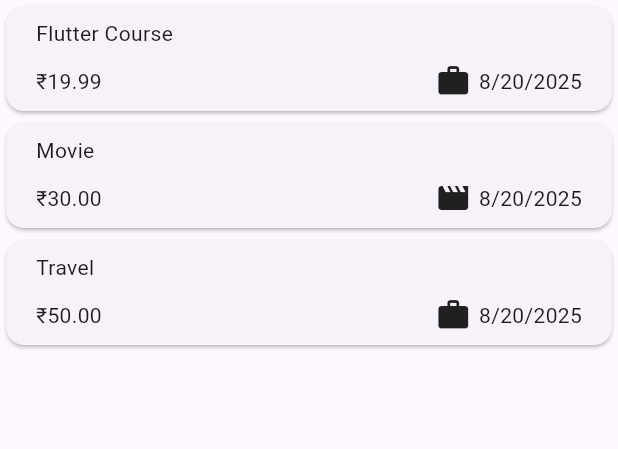
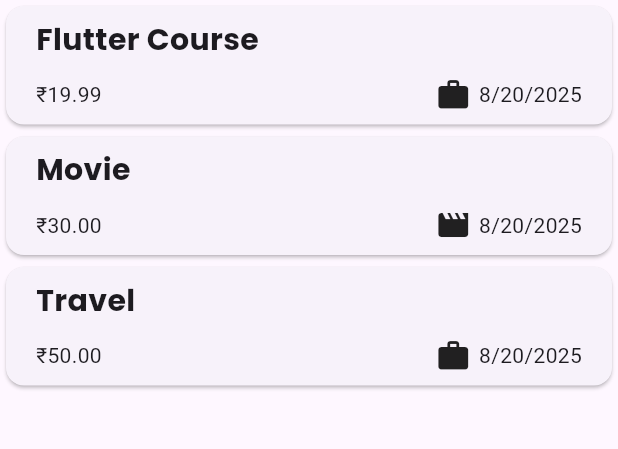
Before and after one commit to prashantmanna/expense_tracker, a Flutter app: the screen it shows after launch, on a phone screen of 412 x 824 dp, the part 84-533 px from its top. Run offline on Flutter 3.47's test engine with Material 3 defaults, Android fonts, the phone set to English and light mode, and no system bars; our stand-ins replace google_fonts.

```diff
--- a/lib/expenses_list/Expenses.dart
+++ b/lib/expenses_list/Expenses.dart
@@ -2,8 +2,8 @@ import 'package:flutter/material.dart';
 import 'package:expense_tracker/models/Expense.dart';
 import 'package:expense_tracker/expenses_list/Expenses_List.dart';
 import 'package:google_fonts/google_fonts.dart';
+import 'new_expense.dart';
 
-import 'new_expense.dart';
 
 class Expenses extends StatefulWidget {
   const Expenses({super.key});
@@ -37,7 +37,10 @@ class _Expenses extends State<Expenses> {
   ];
 
   void _addExpense(){
-    showModalBottomSheet(context: context, builder: (ctx) => NewExpense(onAddExpense: _addExpenses));
+    showModalBottomSheet(
+        isScrollControlled: true,
+        context: context, builder: (ctx) => NewExpense(onAddExpense: _addExpenses));
+
   }
 
   void _addExpenses(Expense expense) {
@@ -46,9 +49,41 @@ class _Expenses extends State<Expenses> {
     });
   }
 
+  void removeExpense(Expense expense){
+    final expenseIndex = _registeredExpenses.indexOf(expense);
+    setState(() {
+      _registeredExpenses.remove(expense);
+    });
+
+    ScaffoldMessenger.of(context).clearSnackBars();
+    ScaffoldMessenger.of(context).showSnackBar(
+      SnackBar(content: Text("Expense Deleted Successfully !!"),
+      duration: Duration(seconds: 3),
+      action: SnackBarAction(label: "Undo", onPressed: (){
+        setState(() {
+          _registeredExpenses.insert(expenseIndex,expense);}
+          );
+        },
+        ),
+      ),
+    );
+  }
+
 
   @override
   Widget build(BuildContext context) {
+
+    Widget mainContent = Center(
+      child: Text("No Expenses Found. Start Adding Some!",style: GoogleFonts.poppins(
+        fontSize: 15,
+        fontWeight: FontWeight.bold,
+      ),)
+    );
+
+
+    if(_registeredExpenses.isNotEmpty){
+      mainContent = Expenses_List(expenses_list: _registeredExpenses,onRemove: removeExpense);
+    };
     return Scaffold(
       appBar: AppBar(
         title: Text("Expense Tracker",style: GoogleFonts.poppins(
@@ -69,7 +104,7 @@ class _Expenses extends State<Expenses> {
       body: Column(
         children: [
           // Text("Track Your Expenses..."),
-          Expanded(child: Expenses_List(expenses_list: _registeredExpenses)),
+          Expanded(child: mainContent),
         ],
       ),
     );
--- a/lib/expenses_list/Expenses_List.dart
+++ b/lib/expenses_list/Expenses_List.dart
@@ -4,16 +4,22 @@ import 'package:flutter/cupertino.dart';
 import '../models/Expense.dart';
 import 'expenses_item.dart';
 
-class Expenses_List extends StatelessWidget{
-  const Expenses_List({super.key , required this.expenses_list});
+class Expenses_List extends StatelessWidget {
+  const Expenses_List({super.key, required this.expenses_list,required this.onRemove});
 
   final List<Expense> expenses_list;
-
+  final void Function(Expense expense) onRemove;
   @override
   Widget build(BuildContext context) {
     return ListView.builder(
       itemCount: expenses_list.length,
-      itemBuilder: (context,index)=> ExpensesItem(expenses_list[index]),
+      itemBuilder: (context, index) =>
+          Dismissible(
+              key: ValueKey(expenses_list[index]),
+              onDismissed: (direction){
+                onRemove(expenses_list[index]);
+              },
+              child: ExpensesItem(expenses_list[index]))
     );
   }
 
--- a/lib/expenses_list/expenses_item.dart
+++ b/lib/expenses_list/expenses_item.dart
@@ -1,6 +1,7 @@
 import 'package:expense_tracker/models/Expense.dart';
 import 'package:flutter/cupertino.dart';
 import 'package:flutter/material.dart';
+import 'package:google_fonts/google_fonts.dart';
 
 class ExpensesItem extends StatelessWidget {
   const ExpensesItem(this.expense, {super.key});
@@ -15,7 +16,10 @@ class ExpensesItem extends StatelessWidget {
         child: Column(
           crossAxisAlignment: CrossAxisAlignment.start,
           children: [
-            Text(expense.title),
+            Text(expense.title,style: GoogleFonts.poppins(
+              fontSize: 20,
+              fontWeight: FontWeight.bold,
+            ),),
             SizedBox(height: 10),
             Row(
               children: [
--- a/lib/expenses_list/new_expense.dart
+++ b/lib/expenses_list/new_expense.dart
@@ -78,12 +78,14 @@ class _NewExpense extends State<NewExpense> {
         category: selectedCategory,
       ),
     );
+
+    Navigator.pop(context);
   }
 
   @override
   Widget build(BuildContext context) {
     return Padding(
-      padding: EdgeInsets.all(16),
+      padding: EdgeInsets.fromLTRB(16,48,16,16),
       child: Column(
         // crossAxisAlignment: CrossAxisAlignment.end,
         children: [
--- a/lib/main.dart
+++ b/lib/main.dart
@@ -5,7 +5,7 @@ import 'expenses_list/Expenses.dart';
 void main(){
   runApp(
        MaterialApp(
-        theme: ThemeData(useMaterial3: true),
+        theme: ThemeData(useMaterial3: true , ),
         debugShowCheckedModeBanner: false,
     home: Expenses(),
   ));
```
